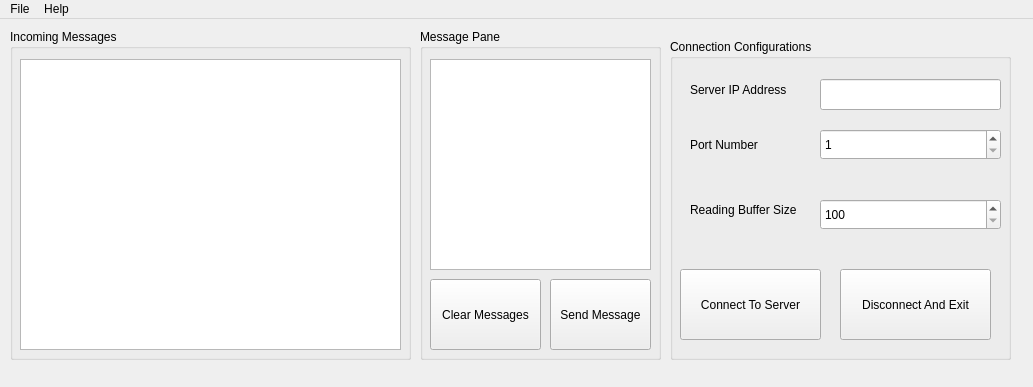
Before: the Qt Designer form ui_files/client_form.ui in IcyRepublic9884/PythonChatApp, drawn with Qt 5.
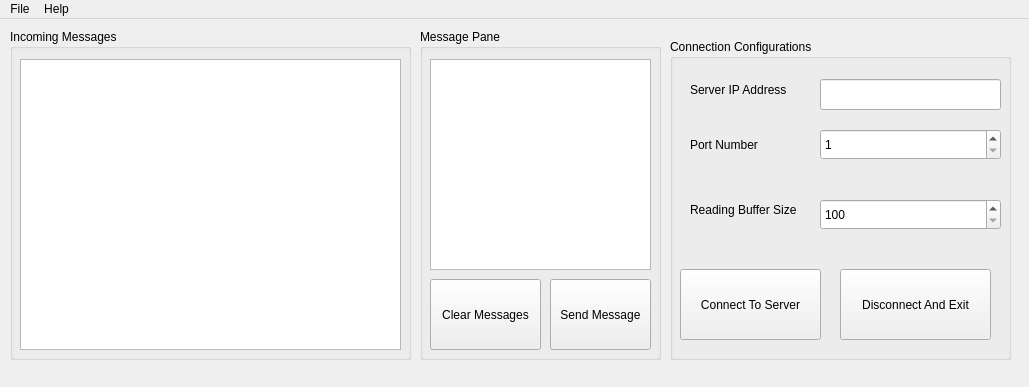
After: the same form once the commit is applied.

```diff
--- a/ui_files/client_form.ui
+++ b/ui_files/client_form.ui
@@ -6,7 +6,7 @@
    <rect>
     <x>0</x>
     <y>0</y>
-    <width>1033</width>
+    <width>1029</width>
     <height>387</height>
    </rect>
   </property>
@@ -221,7 +221,7 @@
     <rect>
      <x>0</x>
      <y>0</y>
-     <width>1033</width>
+     <width>1029</width>
      <height>26</height>
     </rect>
    </property>
```
Left out of the diff: 24 changed lines with no effect on the pictures.
